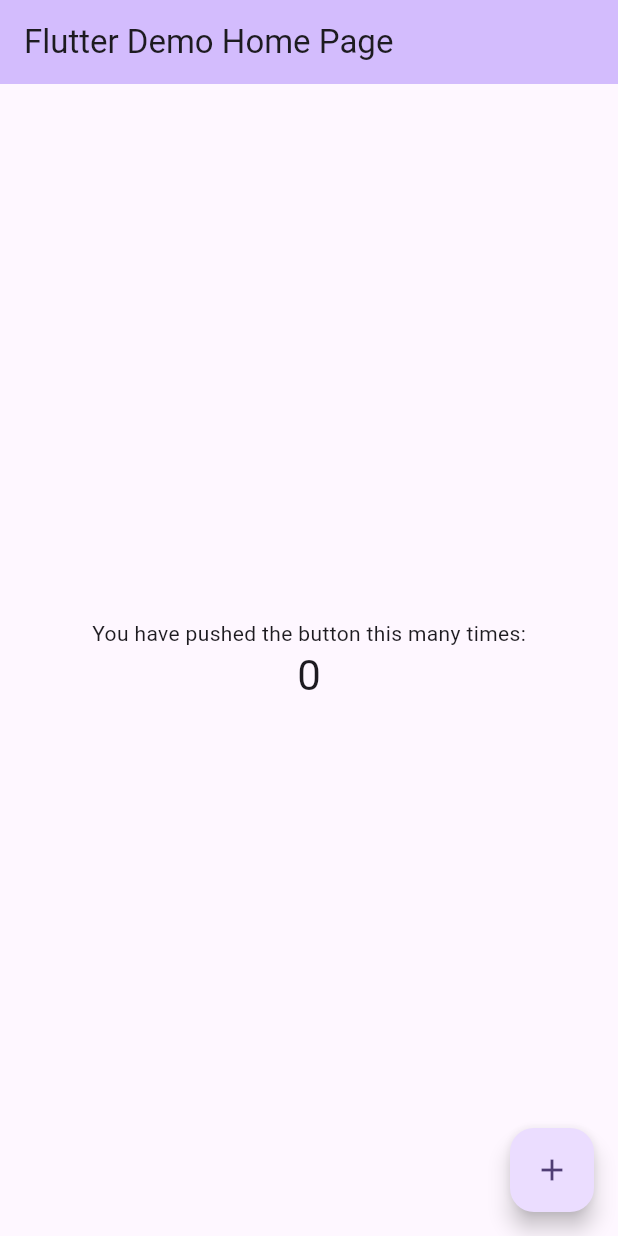
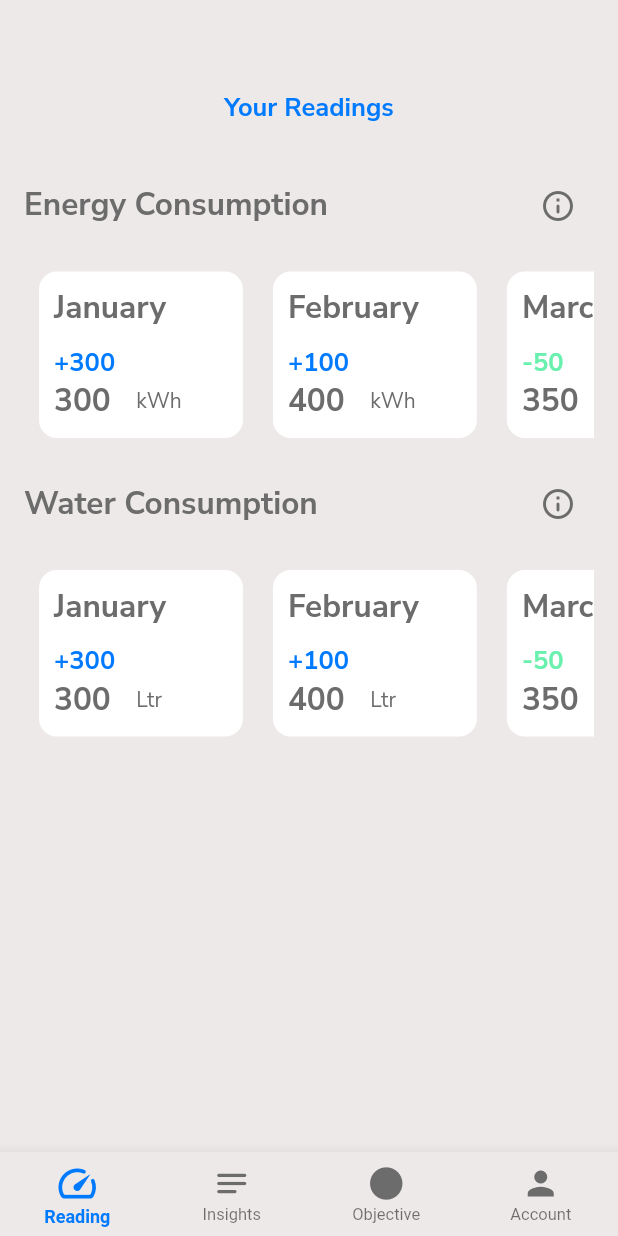
Before and after one commit to Ashutosh-777/Utility-Watch, a Flutter app: the screen it shows after launch, on a phone screen of 412 x 824 dp. Run offline on Flutter 3.47's test engine with Material 2 defaults, Android fonts, the phone set to English and light mode, and no system bars; our stand-ins replace google_fonts.

Commit message:
added home screen with readings tab

```diff
--- /dev/null
+++ b/lib/globals/colors.dart
@@ -0,0 +1,9 @@
+import 'package:flutter/material.dart';
+
+class MyColors {
+  static const backgroundColor = Color.fromRGBO(238, 233, 233, 1);
+  static const whiteColor = Color.fromRGBO(255, 255, 255, 1);
+  static const blueColor = Color.fromRGBO(0, 122, 255, 1);
+  static const greyColor = Color.fromRGBO(108, 108, 108, 1);
+  static const lightGreyColor = Color(0xffE6E6E6);
+}
--- /dev/null
+++ b/lib/globals/months.dart
@@ -0,0 +1,14 @@
+Map<int, String> months = {
+  1: 'January',
+  2: 'February',
+  3: 'March',
+  4: 'April',
+  5: 'May',
+  6: 'June',
+  7: 'July',
+  8: 'August',
+  9: 'September',
+  10: 'October',
+  11: 'November',
+  12: 'December',
+};
--- /dev/null
+++ b/lib/globals/styles.dart
@@ -0,0 +1,21 @@
+import 'package:flutter/material.dart';
+import 'package:google_fonts/google_fonts.dart';
+import 'package:utility_watch/globals/colors.dart';
+
+class MyStyles {
+  static var heading = GoogleFonts.nunitoSans(
+    fontSize: 21,
+    fontWeight: FontWeight.bold,
+    color: MyColors.greyColor,
+  );
+  static var subHeading = GoogleFonts.nunitoSans(
+    fontSize: 17,
+    fontWeight: FontWeight.bold,
+    color: MyColors.greyColor,
+  );
+  static var normalTextStyle = GoogleFonts.nunitoSans(
+    fontSize: 14,
+    fontWeight: FontWeight.normal,
+    color: MyColors.greyColor,
+  );
+}
--- a/lib/main.dart
+++ b/lib/main.dart
@@ -1,125 +1,26 @@
 import 'package:flutter/material.dart';
+import 'package:flutter/services.dart';
+import 'package:utility_watch/globals/colors.dart';
+import 'package:utility_watch/pages/home/home.dart';
 
 void main() {
+  WidgetsFlutterBinding.ensureInitialized();
+  SystemChrome.setSystemUIOverlayStyle(const SystemUiOverlayStyle(
+    systemNavigationBarColor: MyColors.backgroundColor,
+  ));
+  SystemChrome.setEnabledSystemUIMode(SystemUiMode.edgeToEdge);
   runApp(const MyApp());
 }
 
 class MyApp extends StatelessWidget {
   const MyApp({super.key});
-
-  // This widget is the root of your application.
   @override
   Widget build(BuildContext context) {
     return MaterialApp(
-      title: 'Flutter Demo',
-      theme: ThemeData(
-        // This is the theme of your application.
-        //
-        // TRY THIS: Try running your application with "flutter run". You'll see
-        // the application has a blue toolbar. Then, without quitting the app,
-        // try changing the seedColor in the colorScheme below to Colors.green
-        // and then invoke "hot reload" (save your changes or press the "hot
-        // reload" button in a Flutter-supported IDE, or press "r" if you used
-        // the command line to start the app).
-        //
-        // Notice that the counter didn't reset back to zero; the application
-        // state is not lost during the reload. To reset the state, use hot
-        // restart instead.
-        //
-        // This works for code too, not just values: Most code changes can be
-        // tested with just a hot reload.
-        colorScheme: ColorScheme.fromSeed(seedColor: Colors.deepPurple),
-        useMaterial3: true,
-      ),
-      home: const MyHomePage(title: 'Flutter Demo Home Page'),
+      debugShowCheckedModeBanner: false,
+      title: 'Utility-Watch',
+      theme: ThemeData(),
+      home: const HomePage(),
     );
   }
 }
-
-class MyHomePage extends StatefulWidget {
-  const MyHomePage({super.key, required this.title});
-
-  // This widget is the home page of your application. It is stateful, meaning
-  // that it has a State object (defined below) that contains fields that affect
-  // how it looks.
-
-  // This class is the configuration for the state. It holds the values (in this
-  // case the title) provided by the parent (in this case the App widget) and
-  // used by the build method of the State. Fields in a Widget subclass are
-  // always marked "final".
-
-  final String title;
-
-  @override
-  State<MyHomePage> createState() => _MyHomePageState();
-}
-
-class _MyHomePageState extends State<MyHomePage> {
-  int _counter = 0;
-
-  void _incrementCounter() {
-    setState(() {
-      // This call to setState tells the Flutter framework that something has
-      // changed in this State, which causes it to rerun the build method below
-      // so that the display can reflect the updated values. If we changed
-      // _counter without calling setState(), then the build method would not be
-      // called again, and so nothing would appear to happen.
-      _counter++;
-    });
-  }
-
-  @override
-  Widget build(BuildContext context) {
-    // This method is rerun every time setState is called, for instance as done
-    // by the _incrementCounter method above.
-    //
-    // The Flutter framework has been optimized to make rerunning build methods
-    // fast, so that you can just rebuild anything that needs updating rather
-    // than having to individually change instances of widgets.
-    return Scaffold(
-      appBar: AppBar(
-        // TRY THIS: Try changing the color here to a specific color (to
-        // Colors.amber, perhaps?) and trigger a hot reload to see the AppBar
-        // change color while the other colors stay the same.
-        backgroundColor: Theme.of(context).colorScheme.inversePrimary,
-        // Here we take the value from the MyHomePage object that was created by
-        // the App.build method, and use it to set our appbar title.
-        title: Text(widget.title),
-      ),
-      body: Center(
-        // Center is a layout widget. It takes a single child and positions it
-        // in the middle of the parent.
-        child: Column(
-          // Column is also a layout widget. It takes a list of children and
-          // arranges them vertically. By default, it sizes itself to fit its
-          // children horizontally, and tries to be as tall as its parent.
-          //
-          // Column has various properties to control how it sizes itself and
-          // how it positions its children. Here we use mainAxisAlignment to
-          // center the children vertically; the main axis here is the vertical
-          // axis because Columns are vertical (the cross axis would be
-          // horizontal).
-          //
-          // TRY THIS: Invoke "debug painting" (choose the "Toggle Debug Paint"
-          // action in the IDE, or press "p" in the console), to see the
-          // wireframe for each widget.
-          mainAxisAlignment: MainAxisAlignment.center,
-          children: <Widget>[
-            const Text(
-              'You have pushed the button this many times:',
-            ),
-            Text(
-              '$_counter',
-              style: Theme.of(context).textTheme.headlineMedium,
-            ),
-          ],
-        ),
-      ),
-      floatingActionButton: FloatingActionButton(
-        onPressed: _incrementCounter,
-        tooltip: 'Increment',
-        child: const Icon(Icons.add),
-      ), // This trailing comma makes auto-formatting nicer for build methods.
-    );
-  }
-}
--- /dev/null
+++ b/lib/pages/account/account_tab.dart
@@ -0,0 +1,12 @@
+import 'package:flutter/material.dart';
+
+class AccountPage extends StatelessWidget {
+  const AccountPage({super.key});
+
+  @override
+  Widget build(BuildContext context) {
+    return const Center(
+      child: Text("Account Page"),
+    );
+  }
+}
--- /dev/null
+++ b/lib/pages/home/home.dart
@@ -0,0 +1,86 @@
+import 'package:flutter/material.dart';
+import 'package:utility_watch/globals/colors.dart';
+import 'package:utility_watch/pages/account/account_tab.dart';
+import 'package:utility_watch/pages/insights/insights_tab.dart';
+import 'package:utility_watch/pages/objective/objective_tab.dart';
+import 'package:utility_watch/pages/readings/readings_tab.dart';
+
+class HomePage extends StatefulWidget {
+  const HomePage({super.key});
+
+  @override
+  State<HomePage> createState() => _HomePageState();
+}
+
+class _HomePageState extends State<HomePage> {
+  int selectedIndex = 0;
+  List<Widget> tabs = [
+    ReadingsPage(),
+    const InsightsPage(),
+    const ObjectivePage(),
+    const AccountPage(),
+  ];
+
+  void updateTab(int index) {
+    setState(() {
+      selectedIndex = index;
+    });
+  }
+
+  @override
+  Widget build(BuildContext context) {
+    return SafeArea(
+      bottom: false,
+      child: Scaffold(
+        backgroundColor: MyColors.backgroundColor,
+        body: tabs[selectedIndex],
+        bottomNavigationBar: _bottomNavigationBar(),
+      ),
+    );
+  }
+
+  BottomNavigationBar _bottomNavigationBar() {
+    return BottomNavigationBar(
+      currentIndex: selectedIndex,
+      backgroundColor: MyColors.backgroundColor,
+      showUnselectedLabels: true,
+      selectedFontSize: 12,
+      unselectedFontSize: 11,
+      selectedLabelStyle: const TextStyle(fontWeight: FontWeight.bold),
+      unselectedIconTheme: const IconThemeData(
+        size: 26,
+        color: MyColors.greyColor,
+      ),
+      selectedIconTheme: const IconThemeData(size: 30),
+      fixedColor: MyColors.blueColor,
+      onTap: (value) => updateTab(value),
+      type: BottomNavigationBarType.fixed,
+      items: const [
+        BottomNavigationBarItem(
+          icon: Icon(
+            Icons.speed_rounded,
+          ),
+          label: "Reading",
+        ),
+        BottomNavigationBarItem(
+          icon: Icon(
+            Icons.notes_rounded,
+          ),
+          label: "Insights",
+        ),
+        BottomNavigationBarItem(
+          icon: Icon(
+            Icons.circle_rounded,
+          ),
+          label: "Objective",
+        ),
+        BottomNavigationBarItem(
+          icon: Icon(
+            Icons.person,
+          ),
+          label: "Account",
+        ),
+      ],
+    );
+  }
+}
--- /dev/null
+++ b/lib/pages/insights/insights_tab.dart
@@ -0,0 +1,12 @@
+import 'package:flutter/material.dart';
+
+class InsightsPage extends StatelessWidget {
+  const InsightsPage({super.key});
+
+  @override
+  Widget build(BuildContext context) {
+    return const Center(
+      child: Text("Insights Page"),
+    );
+  }
+}
--- /dev/null
+++ b/lib/pages/objective/objective_tab.dart
@@ -0,0 +1,12 @@
+import 'package:flutter/material.dart';
+
+class ObjectivePage extends StatelessWidget {
+  const ObjectivePage({super.key});
+
+  @override
+  Widget build(BuildContext context) {
+    return const Center(
+      child: Text("Objective Page"),
+    );
+  }
+}
--- /dev/null
+++ b/lib/pages/readings/dummy_data.dart
@@ -0,0 +1,11 @@
+List<Map<String, dynamic>> energyReadings = [
+  {"month": "January", "reading": 300, "previous_reading": 0},
+  {"month": "February", "reading": 400, "previous_reading": 300},
+  {"month": "March", "reading": 350, "previous_reading": 400},
+  {"month": "April", "reading": 370, "previous_reading": 350},
+  {"month": "May", "reading": 400, "previous_reading": 370},
+  {"month": "June", "reading": 420, "previous_reading": 400},
+  {"month": "July", "reading": 390, "previous_reading": 420},
+  {"month": "August", "reading": 400, "previous_reading": 390},
+  {"month": "September", "reading": 410, "previous_reading": 400},
+];
--- /dev/null
+++ b/lib/pages/readings/readings_tab.dart
@@ -0,0 +1,104 @@
+import 'package:flutter/material.dart';
+import 'package:utility_watch/globals/colors.dart';
+import 'package:utility_watch/globals/months.dart';
+import 'package:utility_watch/globals/styles.dart';
+import 'package:utility_watch/pages/readings/dummy_data.dart';
+import 'package:utility_watch/widgets/reading_tab/reading_tile.dart';
+
+class ReadingsPage extends StatelessWidget {
+  ReadingsPage({super.key});
+
+  List<Widget> readingTiles = energyReadings
+      .map((map) => ReadingsTile(
+            month: map["month"]!,
+            scale: 'kWh',
+            reading: map["reading"],
+            previousReading: map['previous_reading'],
+          ))
+      .toList()
+    ..add(ReadingsTile(month: months[DateTime.now().month]!, scale: 'kWh'));
+
+  List<Widget> waterReadings = energyReadings
+      .map((map) => ReadingsTile(
+            month: map["month"]!,
+            scale: 'Ltr',
+            reading: map["reading"],
+            previousReading: map['previous_reading'],
+          ))
+      .toList()
+    ..add(ReadingsTile(month: months[DateTime.now().month]!, scale: 'Ltr'));
+
+  @override
+  Widget build(BuildContext context) {
+    return Padding(
+      padding: const EdgeInsets.all(16),
+      child: Column(
+        crossAxisAlignment: CrossAxisAlignment.start,
+        mainAxisAlignment: MainAxisAlignment.start,
+        mainAxisSize: MainAxisSize.min,
+        children: [
+          const SizedBox(height: 44),
+          Row(
+            mainAxisAlignment: MainAxisAlignment.center,
+            children: [
+              Text(
+                "Your Readings",
+                style: MyStyles.subHeading.copyWith(
+                  color: MyColors.blueColor,
+                ),
+              ),
+            ],
+          ),
+          const SizedBox(height: 30),
+          Row(
+            mainAxisAlignment: MainAxisAlignment.spaceBetween,
+            children: [
+              Text(
+                "Energy Consumption",
+                style: MyStyles.heading,
+              ),
+              IconButton(
+                onPressed: () {},
+                icon: const Icon(
+                  Icons.info_outline_rounded,
+                  color: MyColors.greyColor,
+                ),
+              )
+            ],
+          ),
+          const SizedBox(height: 10),
+          SingleChildScrollView(
+            scrollDirection: Axis.horizontal,
+            child: Row(
+              children: readingTiles,
+            ),
+          ),
+          const SizedBox(height: 10),
+          Row(
+            mainAxisAlignment: MainAxisAlignment.spaceBetween,
+            children: [
+              Text(
+                "Water Consumption",
+                style: MyStyles.heading,
+              ),
+              IconButton(
+                onPressed: () {},
+                icon: const Icon(
+                  Icons.info_outline_rounded,
+                  color: MyColors.greyColor,
+                ),
+              )
+            ],
+          ),
+          const SizedBox(height: 10),
+          SingleChildScrollView(
+            scrollDirection: Axis.horizontal,
+            child: Row(
+              children: waterReadings,
+            ),
+          ),
+        ],
+      ),
+    );
+  }
+}
--- /dev/null
+++ b/lib/widgets/reading_tab/reading_tile.dart
@@ -0,0 +1,74 @@
+import 'package:flutter/material.dart';
+import 'package:utility_watch/globals/colors.dart';
+import 'package:utility_watch/globals/months.dart';
+import 'package:utility_watch/globals/styles.dart';
+
+class ReadingsTile extends StatelessWidget {
+  final String month;
+  final int? reading;
+  final int? previousReading;
+  final String scale;
+  const ReadingsTile({
+    super.key,
+    required this.month,
+    this.reading = 0,
+    this.previousReading = 0,
+    required this.scale,
+  });
+
+  @override
+  Widget build(BuildContext context) {
+    final increased = reading! > previousReading!;
+    final change = reading! - previousReading!;
+    final sign = increased ? "+" : "";
+    final isFilled = month != months[DateTime.now().month];
+    return Container(
+      padding: const EdgeInsets.all(10),
+      margin: const EdgeInsets.all(10),
+      constraints: BoxConstraints(
+        minWidth: MediaQuery.of(context).size.width * 0.33,
+      ),
+      decoration: BoxDecoration(
+        color: !isFilled ? MyColors.lightGreyColor : MyColors.whiteColor,
+        borderRadius: BorderRadius.circular(12),
+      ),
+      child: Column(
+        crossAxisAlignment: CrossAxisAlignment.start,
+        mainAxisAlignment: MainAxisAlignment.center,
+        mainAxisSize: MainAxisSize.min,
+        children: [
+          Text(
+            month,
+            style: MyStyles.heading,
+          ),
+          const SizedBox(height: 10),
+          Text(
+            isFilled ? "$sign$change" : "",
+            style: MyStyles.subHeading.copyWith(
+              color: increased ? MyColors.blueColor : Colors.greenAccent,
+            ),
+          ),
+          isFilled
+              ? Row(
+                  mainAxisAlignment: MainAxisAlignment.spaceBetween,
+                  crossAxisAlignment: CrossAxisAlignment.center,
+                  children: [
+                    Text(
+                      "$reading   ",
+                      style: MyStyles.heading,
+                    ),
+                    Text(
+                      scale,
+                      style: MyStyles.normalTextStyle,
+                    )
+                  ],
+                )
+              : Text(
+                  ".  . . .",
+                  style: MyStyles.heading.copyWith(fontWeight: FontWeight.w900),
+                ),
+        ],
+      ),
+    );
+  }
+}
--- a/pubspec.yaml
+++ b/pubspec.yaml
@@ -35,6 +35,7 @@ dependencies:
   # The following adds the Cupertino Icons font to your application.
   # Use with the CupertinoIcons class for iOS style icons.
   cupertino_icons: ^1.0.2
+  google_fonts: ^6.1.0
 
 dev_dependencies:
   flutter_test:
```
Also changed, not shown: pubspec.lock, 3 other files.
